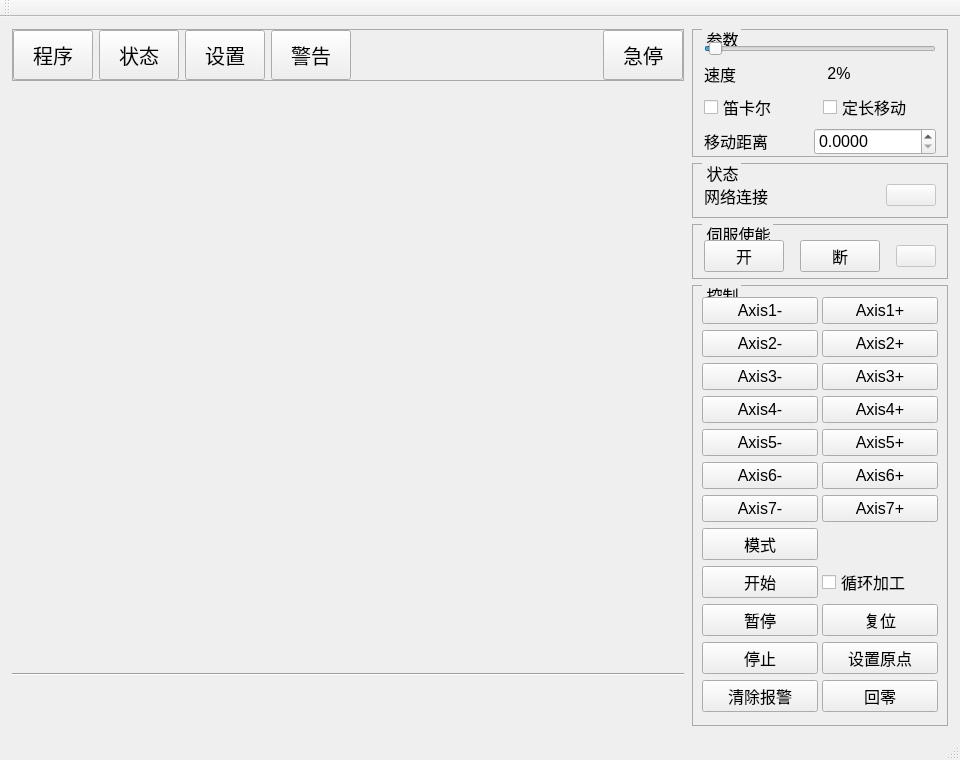
The window that zoweerobot/mainwindow.ui (yisea123/Robot_Delta_GitHubPro) describes before a commit, drawn with Qt 5.
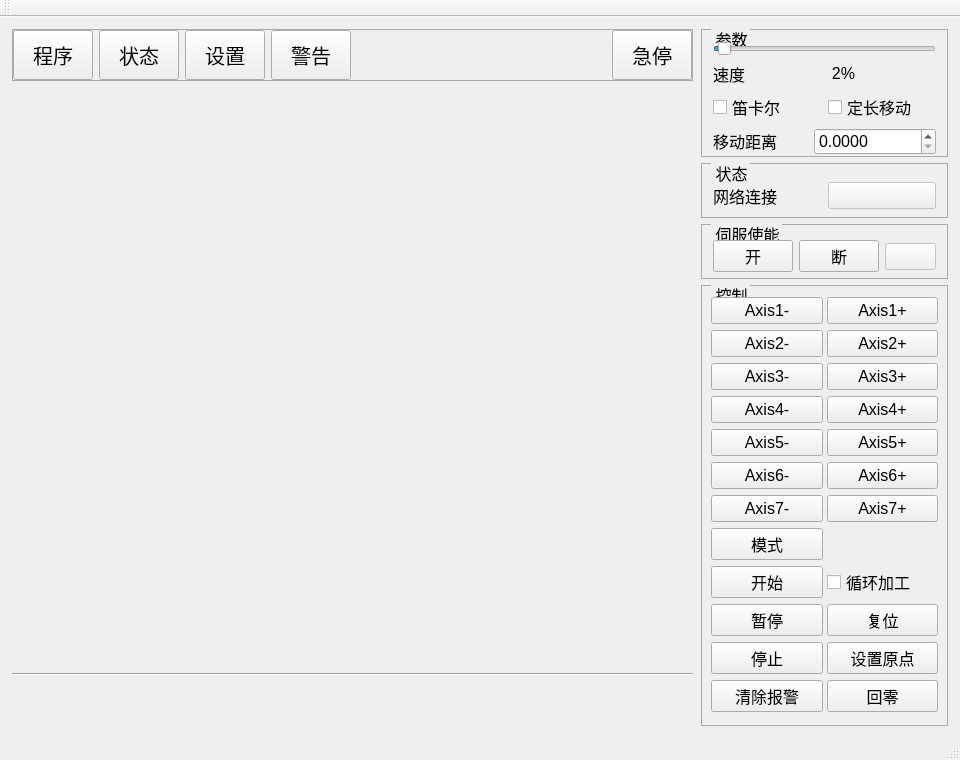
The same window after the commit.

Commit message: 修复个别控件

The edit to the form file:
```diff
--- a/zoweerobot/mainwindow.ui
+++ b/zoweerobot/mainwindow.ui
@@ -453,7 +453,7 @@
          </property>
          <layout class="QHBoxLayout" name="horizontalLayout_6">
           <property name="spacing">
-           <number>118</number>
+           <number>6</number>
           </property>
           <property name="bottomMargin">
            <number>1</number>
@@ -475,6 +475,11 @@
             <property name="enabled">
              <bool>false</bool>
             </property>
+            <property name="font">
+             <font>
+              <pointsize>12</pointsize>
+             </font>
+            </property>
             <property name="text">
              <string/>
             </property>
@@ -523,7 +528,7 @@
          </property>
          <layout class="QHBoxLayout" name="horizontalLayout_2">
           <property name="spacing">
-           <number>16</number>
+           <number>6</number>
           </property>
           <property name="bottomMargin">
            <number>1</number>
@@ -566,6 +571,11 @@
             <property name="enabled">
              <bool>false</bool>
             </property>
+            <property name="font">
+             <font>
+              <pointsize>12</pointsize>
+             </font>
+            </property>
             <property name="text">
              <string/>
             </property>
```
Left out of the diff: 2 changed lines with no effect on the pictures. The commit also changes 2 other files.
